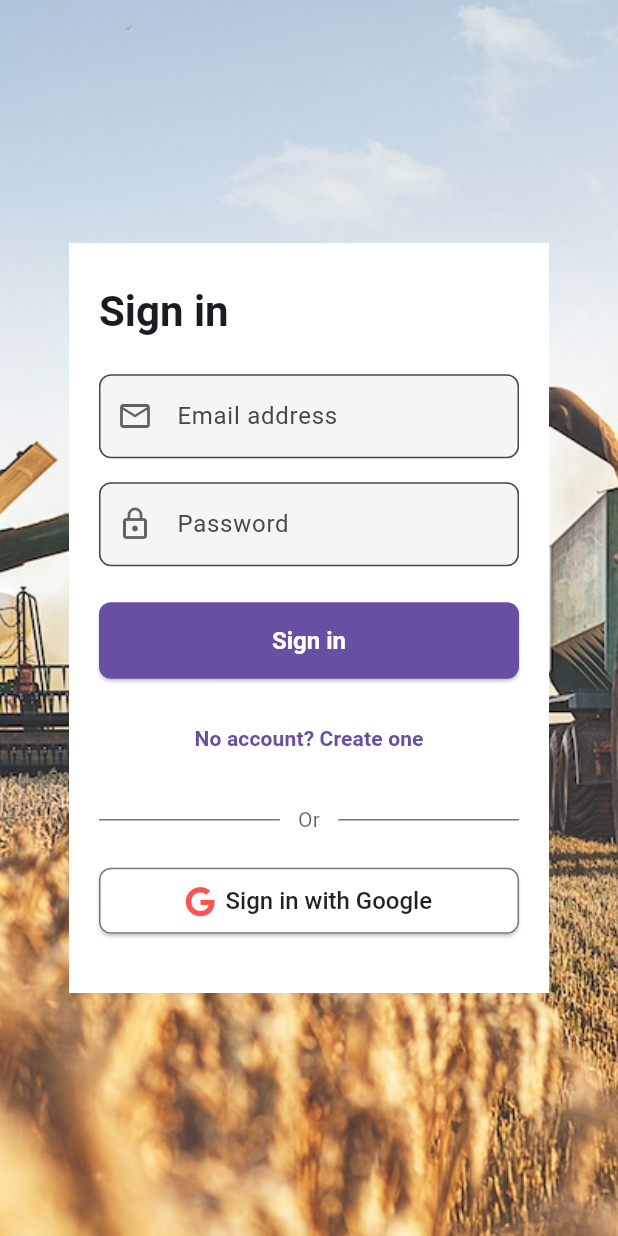
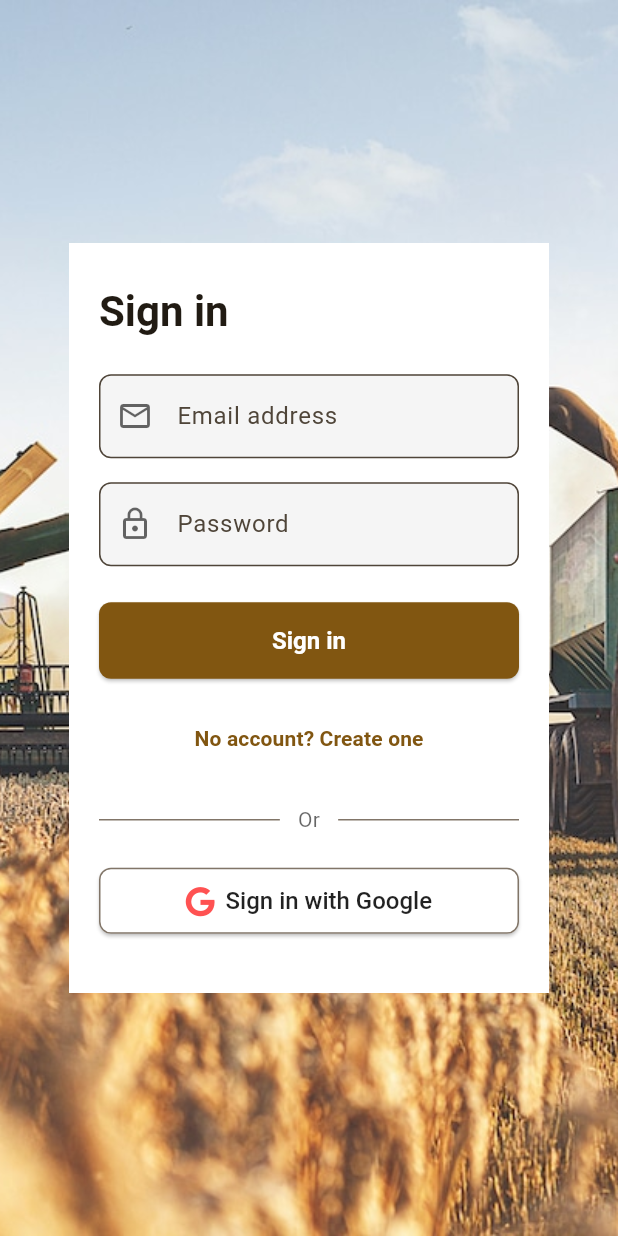
Before and after one commit to Nightclaus/Sizzle, a Flutter app: the screen it shows after launch, on a phone screen of 412 x 824 dp. Run offline on Flutter 3.47's test engine with Material 3 defaults, Android fonts, the phone set to English and light mode, and no system bars; our stand-ins replace firebase_auth, firebase_core, flutter_dotenv, font_awesome_flutter, get, google_sign_in; accounts and stored records are empty.

Commit message:
Minor Theme Changes

```diff
--- a/lib/main.dart
+++ b/lib/main.dart
@@ -30,6 +30,7 @@ class MyApp extends StatelessWidget {
       initialRoute: AppPages.INITIAL, // Or check auth state here to decide
       getPages: AppPages.routes,
       theme: ThemeData(
+        colorScheme: ColorScheme.fromSeed(seedColor: Colors.yellow.shade800),
         primarySwatch: Colors.blue,
         visualDensity: VisualDensity.adaptivePlatformDensity,
       ),
```
Also changed, not shown: lib/app/modules/auth/views/login_screen.dart (indentation only).
